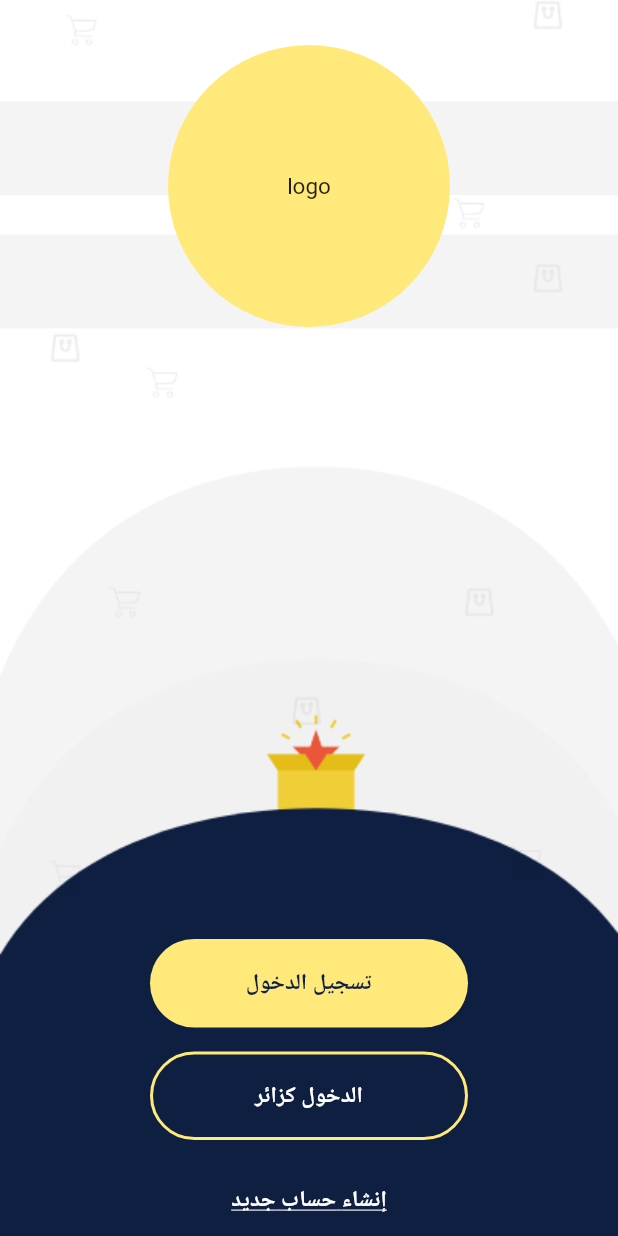
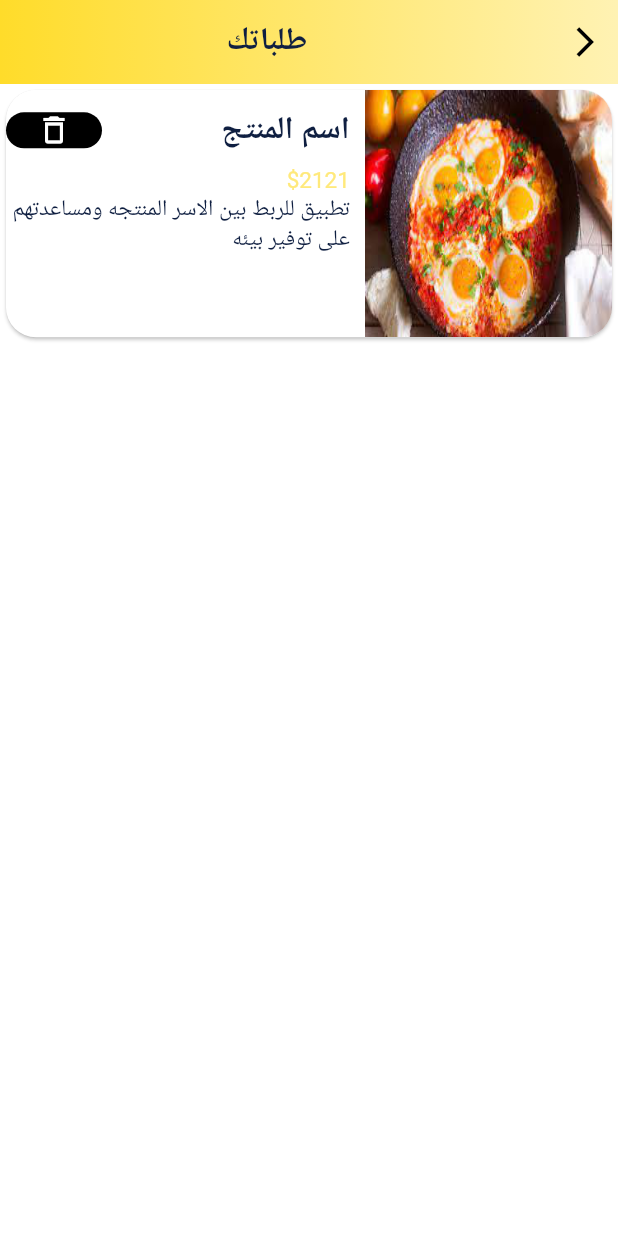
Before and after one commit to Amgad22318/productive_families, a Flutter app: the screen it shows after launch, on a phone screen of 412 x 824 dp. Run offline on Flutter 3.47's test engine with Material 2 defaults, Android fonts, the phone set to English and light mode, and no system bars; our stand-ins replace flutter_bloc, otp_text_field.

Commit message:
said 1.0

```diff
--- a/lib/presentation/router/app_router.dart
+++ b/lib/presentation/router/app_router.dart
@@ -1,7 +1,9 @@
 import 'package:flutter/material.dart';
 import 'package:productive_families/constants/end_points.dart';
+import 'package:productive_families/presentation/screens/location/location_picker.dart';
 import 'package:productive_families/presentation/screens/login/login_screen.dart';
-import 'package:productive_families/presentation/screens/message/otp_screen.dart';
+import 'package:productive_families/presentation/screens/orders/orders_screen.dart';
+import 'package:productive_families/presentation/screens/otp/otp_screen.dart';
 import 'package:productive_families/presentation/screens/register/register_screen.dart';
 import 'package:productive_families/presentation/screens/shop_layout/shop_layout.dart';
 import 'package:productive_families/presentation/screens/start/start_screen.dart';
@@ -10,8 +12,11 @@ class AppRouter {
   late Widget startWidget;
 
   AppRouter() {
-    startWidget = StartScreen();
+    // startWidget = StartScreen();
+    // startWidget = LocationPicker();
+    startWidget = OrdersScreen();
   }
+
 
 
   Route? onGenerateRoute(RouteSettings settings) {
--- /dev/null
+++ b/lib/presentation/screens/orders/orders_screen.dart
@@ -0,0 +1,119 @@
+import 'package:flutter/cupertino.dart';
+import 'package:flutter/material.dart';
+import 'package:productive_families/presentation/styles/colors.dart';
+import 'package:productive_families/presentation/widgets/default_text.dart';
+
+class OrdersScreen extends StatelessWidget {
+  const OrdersScreen({Key? key}) : super(key: key);
+
+  @override
+  Widget build(BuildContext context) {
+    Size size = MediaQuery.of(context).size;
+    return Scaffold(
+      appBar: AppBar(
+        automaticallyImplyLeading: false,
+        flexibleSpace: Container(
+          decoration: const BoxDecoration(
+            gradient: LinearGradient(
+              begin: Alignment.centerLeft,
+              end: Alignment.centerRight,
+              colors: <Color>[
+                Color(0xFFFFDC2A),
+                Color(0xFFFFF2B3),
+              ],
+            ),
+          ),
+        ),
+        backgroundColor: defaultYellow,
+        leading: GestureDetector(
+            child: const Icon(
+              Icons.arrow_back_ios,
+            ),
+            onTap: () {
+              Navigator.pop(context);
+            }),
+        title: Row(
+          mainAxisAlignment: MainAxisAlignment.center,
+          children: const [
+            DefaultText(
+              text: 'طلباتك',
+              textStyle: TextStyle(),
+            ),
+          ],
+        ),
+      ),
+      body: Card(
+        shape: RoundedRectangleBorder(borderRadius: BorderRadius.circular(20)),
+        child: Row(
+          children: [
+            Container(
+              height: size.height * 0.2,
+              width: size.width * 0.4,
+              decoration: const BoxDecoration(
+                  borderRadius: BorderRadius.only(
+                      bottomRight: Radius.circular(20),
+                      topRight: Radius.circular(20)),
+                  image: DecorationImage(
+                      image: AssetImage(
+                        'assets/image/meal.png',
+                      ),
+                      fit: BoxFit.fill)),
+            ),
+            const SizedBox(
+              width: 10,
+            ),
+            Expanded(
+              child: Container(
+                height: size.height * 0.17,
+                child: Column(
+                  mainAxisAlignment: MainAxisAlignment.start,
+                  crossAxisAlignment: CrossAxisAlignment.start,
+                  children: [
+                    Row(
+                      mainAxisSize: MainAxisSize.max,
+                      mainAxisAlignment: MainAxisAlignment.spaceBetween,
+                      children: [
+                        DefaultText(
+                          text: "اسم المنتج",
+                          textStyle: Theme.of(context).textTheme.headline6,
+                          // textStyle: TextStyle(),
+                        ),
+                        Container(
+                          decoration: BoxDecoration(
+                            borderRadius: BorderRadius.circular(20),
+                            color: Colors.black,
+                          ),
+                          child: const Padding(
+                            padding: EdgeInsets.symmetric(horizontal: 20),
+                            child: Icon(
+                              Icons.delete_outline,
+                              color: backGroundWhite,
+                            ),
+                          ),
+                        ),
+                      ],
+                    ),
+                    const SizedBox(
+                      height: 10,
+                    ),
+                    const DefaultText(
+                      text: "\$2121",
+                      textStyle: TextStyle(),
+                      color: defaultYellow,
+                    ),
+                    const DefaultText(
+                      text:
+                          "تطبيق للربط بين الاسر المنتجه ومساعدتهم على توفير بيئه",
+                      // textStyle: theme.of(context).textTheme.headline6,
+                      textStyle: TextStyle(), maxLines: 2,
+                    ),
+                  ],
+                ),
+              ),
+            )
+          ],
+        ),
+      ),
+    );
+  }
+}
--- a/lib/presentation/screens/register/register_screen.dart
+++ b/lib/presentation/screens/register/register_screen.dart
@@ -1,6 +1,5 @@
 import 'package:flutter/material.dart';
 import 'package:productive_families/constants/end_points.dart';
-import 'package:productive_families/presentation/screens/message/otp_screen.dart';
 import 'package:productive_families/presentation/styles/colors.dart';
 import 'package:productive_families/presentation/widgets/default_form_field.dart';
 import 'package:productive_families/presentation/widgets/default_material_button.dart';
@@ -73,9 +72,8 @@ class _RegisterScreenState extends State<RegisterScreen> {
                             DefaultMaterialButton(
                               onPressed: () {
                                 if (loginFormKey.currentState!.validate()) {}
-                                Navigator.pushNamed(context,OTP_SCREEN);
-
-
+                                Navigator.pushNamed(context, OTP_SCREEN);
+                              })
                           ],
                         ),
                         Align(
```
Also changed, not shown: lib/presentation/screens/location/location_picker.dart (added, +144 -0 lines), assets/image/meal.png (added), lib/presentation/screens/otp/otp_screen.dart (renamed from lib/presentation/screens/message/otp_screen.dart).
